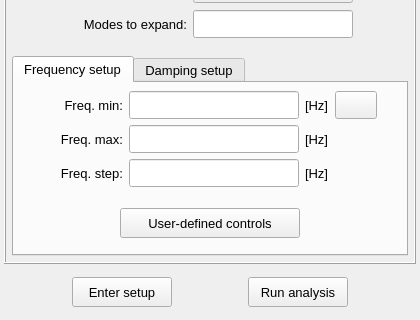
This is vibra/interface/data/ui_files/analysis/harmonic_analysis_setup_input.ui in MOPT-UFSC/VIBRA as Qt 5 draws it before an edit; both pictures show x 0 to 420 and y 144 to 464 of the 420 by 464 pixel window. The edited form follows.
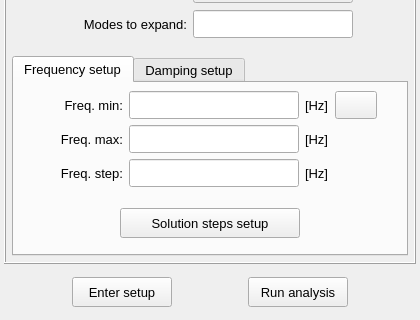
This is the edited form. Icons and pictures are not drawn.

Commit message: Update the hamonic setup UI-related files

Diff of the .ui file:
```diff
--- a/vibra/interface/data/ui_files/analysis/harmonic_analysis_setup_input.ui
+++ b/vibra/interface/data/ui_files/analysis/harmonic_analysis_setup_input.ui
@@ -516,7 +516,7 @@
                 <string notr="true"/>
                </property>
                <property name="text">
-                <string>User-defined controls</string>
+                <string>Solution steps setup</string>
                </property>
                <property name="autoDefault">
                 <bool>false</bool>
```
Left out of the diff: 2 changed lines with no effect on the pictures. The commit also changes 4 other files.
